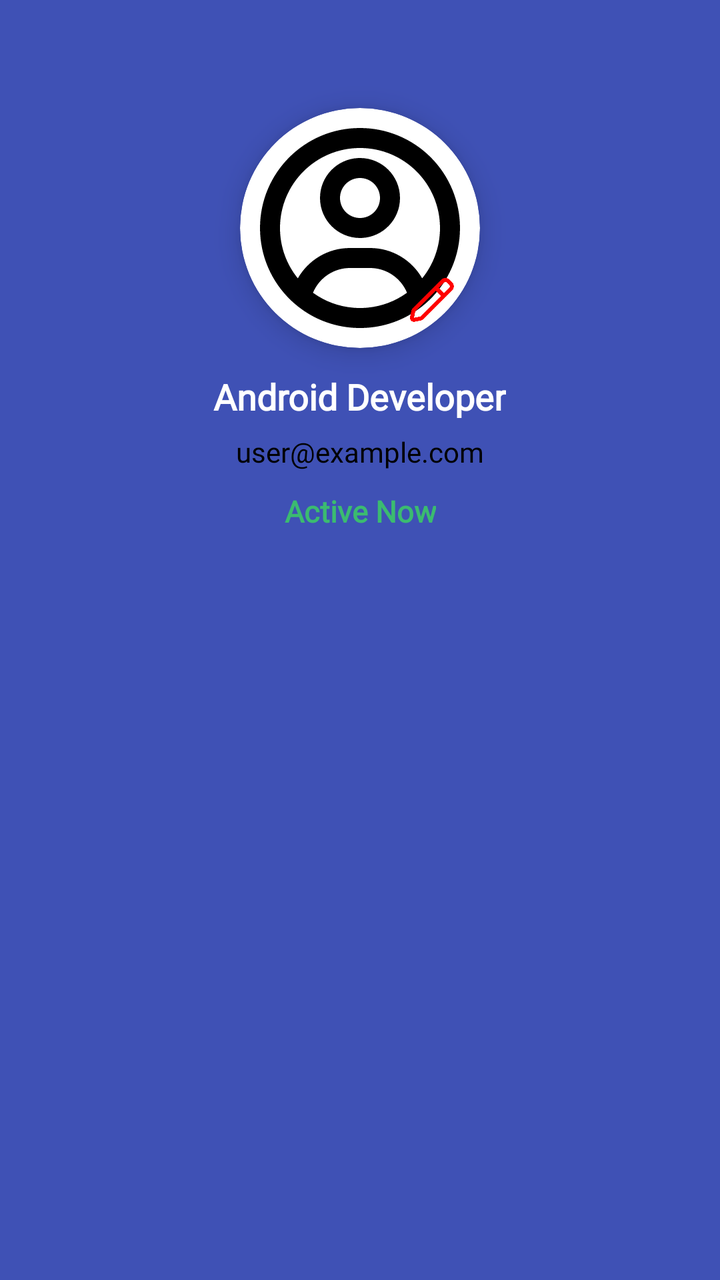
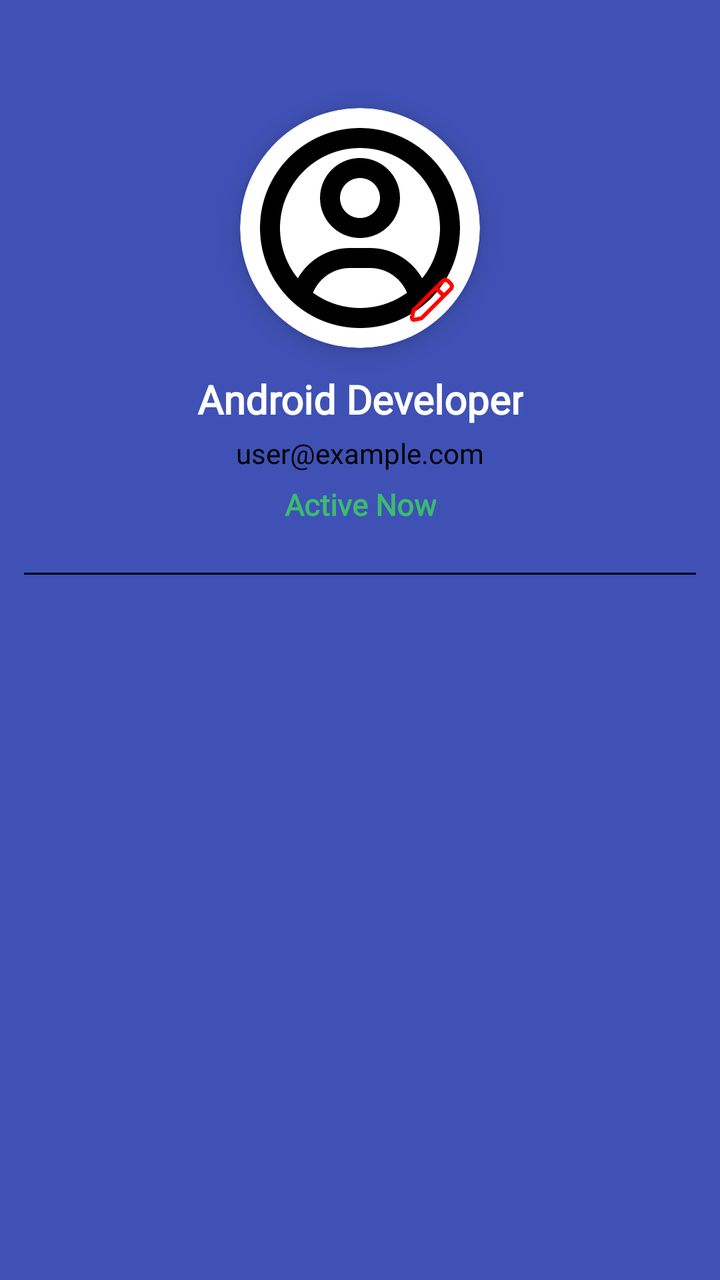

Compare the two renders of this Android layout. The source of the first and the diff that turns it into the second are given below.
<!-- AndroidManifest.xml: application theme Theme.ActivityTracker -->
<!-- res/layout/nav_header.xml -->
<?xml version="1.0" encoding="utf-8"?>
<androidx.constraintlayout.widget.ConstraintLayout
    xmlns:android="http://schemas.android.com/apk/res/android"
    xmlns:app="http://schemas.android.com/apk/res-auto"
    android:layout_width="match_parent"
    android:layout_height="wrap_content"
    android:background="@color/primary"
    android:elevation="6dp"
    android:paddingTop="16dp">

    <LinearLayout
        android:id="@+id/userProfileSection"
        android:layout_width="match_parent"
        android:layout_height="wrap_content"
        android:orientation="vertical"
        android:gravity="center_horizontal"
        android:padding="12dp"
        android:layout_marginTop="8dp"
        app:layout_constraintTop_toTopOf="parent"
        app:layout_constraintStart_toStartOf="parent"
        app:layout_constraintEnd_toEndOf="parent">

        <androidx.cardview.widget.CardView
            android:id="@+id/profileImageCard"
            android:layout_width="120dp"
            android:layout_height="120dp"
            android:layout_marginBottom="12dp"
            app:cardBackgroundColor="@color/white"
            app:cardCornerRadius="60dp"
            app:cardElevation="8dp"
            app:cardMaxElevation="12dp"
            android:layout_marginTop="18dp"
            android:layout_gravity="center">

            <FrameLayout
                android:layout_width="match_parent"
                android:layout_height="match_parent">

                <ImageView
                    android:id="@+id/avatarImage"
                    android:layout_width="match_parent"
                    android:layout_height="match_parent"
                    android:contentDescription="@string/profile_picture"
                    android:scaleType="centerCrop"
                    android:src="@drawable/ic_profile"
                    android:layout_gravity="center" />

                <ImageView
                    android:id="@+id/editProfileIcon"
                    android:layout_width="32dp"
                    android:layout_height="32dp"
                    android:layout_gravity="end|bottom"
                    android:layout_marginEnd="8dp"
                    android:layout_marginBottom="8dp"
                    android:src="@drawable/ic_edit"
                    android:contentDescription="@string/edit_profile"
                    android:padding="4dp" />

            </FrameLayout>

        </androidx.cardview.widget.CardView>

        <TextView
            android:id="@+id/userNameTextView"
            android:layout_width="wrap_content"
            android:layout_height="wrap_content"
            android:gravity="center"
            android:fontFamily="@font/robotomedium"
            android:text="@string/android_developer"
            android:textColor="@color/white"
            android:textSize="18sp"
            android:textStyle="bold"
            android:layout_marginBottom="6dp" />

        <TextView
            android:id="@+id/userEmailTextView"
            android:layout_width="wrap_content"
            android:layout_height="wrap_content"
            android:gravity="center"
            android:text="@string/user_example_com"
            android:textColor="@color/black"
            android:fontFamily="@font/robotoregular"
            android:textSize="14sp"
            android:layout_marginBottom="10dp" />

        <TextView
            android:id="@+id/userStatusTextView"
            android:layout_width="wrap_content"
            android:layout_height="wrap_content"
            android:gravity="center"
            android:textStyle="bold"
            android:text="@string/active_now"
            android:textColor="@color/green"
            android:fontFamily="@font/robotoregular"
            android:textSize="15sp"
            android:layout_marginBottom="12dp" />

        <View
            android:layout_width="0dp"
            android:layout_height="1dp"
            android:layout_marginTop="12dp"
            android:background="@color/dividerColor" />

    </LinearLayout>

</androidx.constraintlayout.widget.ConstraintLayout>
<!-- resources referenced by this layout -->
<resources>
  <color name="black">#000000</color>
  <color name="dividerColor">#000000</color>
  <color name="green">#3BBB70</color>
  <color name="primary">#3F51B5</color>
  <color name="white">#FFFFFF</color>
  <!-- drawable ic_edit (drawable) -->
  <vector xmlns:android="http://schemas.android.com/apk/res/android" android:height="22dp" android:viewportHeight="24" android:viewportWidth="24" android:width="22dp">
  
      <path android:fillColor="#ff0000" android:fillType="evenOdd" android:pathData="M20.848,1.879C19.676,0.707 17.777,0.707 16.605,1.879L2.447,16.036C2.029,16.455 1.743,16.989 1.627,17.569L1.04,20.505C0.76,21.904 1.994,23.138 3.393,22.858L6.329,22.271C6.909,22.155 7.443,21.869 7.862,21.451L22.019,7.293C23.191,6.121 23.191,4.222 22.019,3.05L20.848,1.879ZM18.019,3.293C18.41,2.902 19.043,2.902 19.434,3.293L20.605,4.464C20.996,4.855 20.996,5.488 20.605,5.879L17.933,8.55L15.348,5.964L18.019,3.293ZM13.933,7.379L3.862,17.451C3.722,17.59 3.627,17.768 3.588,17.962L3.001,20.897L5.936,20.31C6.13,20.271 6.308,20.176 6.447,20.036L16.519,9.964L13.933,7.379Z"/>
  
  </vector>
  <!-- drawable ic_profile: vector/xml drawable (drawable, 8343 chars, omitted) -->
  <string name="active_now">Active Now</string>
  <string name="android_developer">Android Developer</string>
  <string name="edit_profile">Edit Profile</string>
  <string name="profile_picture">User Profile</string>
  <string name="user_example_com">user@example.com</string>
  <style name="Theme.ActivityTracker" parent="Base.Theme.ActivityTracker" />
  <style name="Base.Theme.ActivityTracker" parent="Theme.Material3.DayNight.NoActionBar">
          
          <item name="colorPrimary">@color/primary</item>
          <item name="colorPrimaryVariant">@color/primaryVariant</item>
          <item name="colorOnPrimary">@color/white</item>
  
          
          <item name="colorSecondary">@color/secondary</item>
          <item name="colorSecondaryVariant">@color/secondaryVariant</item>
          <item name="colorOnSecondary">@color/black</item>
          
          <item name="android:statusBarColor">@color/colorBoundaryBlue</item>
      </style>
  <color name="primaryVariant">#3700B3</color>
  <color name="secondary">#03DAC5</color>
  <color name="secondaryVariant">#018786</color>
  <color name="colorBoundaryBlue">#1E88E5</color>
</resources>

<!-- the commit's change to res/layout/nav_header.xml (unified diff, before → after) -->
@@ -68,9 +68,9 @@
             android:fontFamily="@font/robotomedium"
             android:text="@string/android_developer"
             android:textColor="@color/white"
-            android:textSize="18sp"
+            android:textSize="20sp"
             android:textStyle="bold"
-            android:layout_marginBottom="6dp" />
+            android:layout_marginBottom="4dp" />
 
         <TextView
             android:id="@+id/userEmailTextView"
@@ -81,7 +81,7 @@
             android:textColor="@color/black"
             android:fontFamily="@font/robotoregular"
             android:textSize="14sp"
-            android:layout_marginBottom="10dp" />
+            android:layout_marginBottom="6dp" />
 
         <TextView
             android:id="@+id/userStatusTextView"
@@ -96,7 +96,7 @@
             android:layout_marginBottom="12dp" />
 
         <View
-            android:layout_width="0dp"
+            android:layout_width="match_parent"
             android:layout_height="1dp"
             android:layout_marginTop="12dp"
             android:background="@color/dividerColor" />
